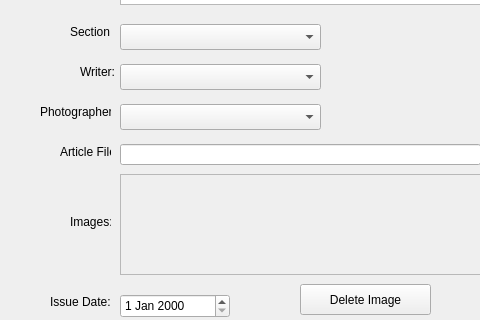
Above: LAWRENTIAN/LuD/newarticleworkspacewindow.ui from pyridine/LAWRENTIAN before the change; both pictures show x 0 to 480 and y 206 to 526 of the 616 by 526 pixel window. Below: the same form after it.
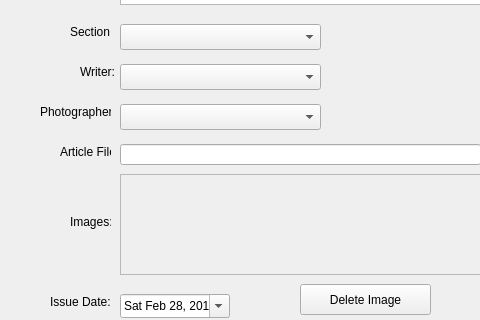
That is the form after the change.

Commit message: AWS buttons and Copy History fixed.

```diff
--- a/LAWRENTIAN/LuD/newarticleworkspacewindow.ui
+++ b/LAWRENTIAN/LuD/newarticleworkspacewindow.ui
@@ -205,6 +205,32 @@
      <height>24</height>
     </rect>
    </property>
+   <property name="dateTime">
+    <datetime>
+     <hour>0</hour>
+     <minute>0</minute>
+     <second>0</second>
+     <year>2015</year>
+     <month>2</month>
+     <day>28</day>
+    </datetime>
+   </property>
+   <property name="currentSection">
+    <enum>QDateTimeEdit::DaySection</enum>
+   </property>
+   <property name="displayFormat">
+    <string>ddd MMM d, yyyy</string>
+   </property>
+   <property name="calendarPopup">
+    <bool>true</bool>
+   </property>
+   <property name="date">
+    <date>
+     <year>2015</year>
+     <month>2</month>
+     <day>28</day>
+    </date>
+   </property>
   </widget>
   <widget class="QPushButton" name="addImage_pushButton">
    <property name="geometry">
```
The commit also changes 6 other files.
